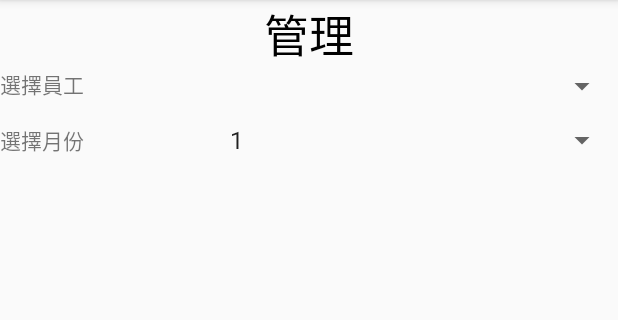
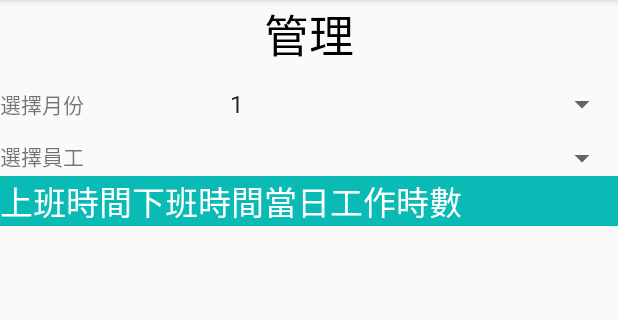
Before and after one commit to ProgramZheng/Android-Check, an Android app: the fragment manage shown on its own in the app's theme, on a phone screen of 412 x 824 dp, the part 84-404 px from its top. Run offline under Robolectric (Android 15) with nearby library versions, the phone set to English and light mode, and no system bars; 1 statement that could not run was skipped.

```diff
--- a/app/src/main/res/layout/manage.xml
+++ b/app/src/main/res/layout/manage.xml
@@ -39,6 +39,27 @@
                 android:orientation="horizontal">
 
                 <TextView
+                    android:id="@+id/textView5"
+                    android:layout_width="match_parent"
+                    android:layout_height="wrap_content"
+                    android:layout_weight="2"
+                    android:text="選擇月份" />
+
+                <Spinner
+                    android:id="@+id/spinner_month"
+                    android:layout_width="match_parent"
+                    android:layout_height="wrap_content"
+                    android:layout_weight="1" />
+
+            </LinearLayout>
+
+            <LinearLayout
+                android:layout_width="match_parent"
+                android:layout_height="match_parent"
+                android:layout_weight="1"
+                android:orientation="horizontal">
+
+                <TextView
                     android:id="@+id/textView3"
                     android:layout_width="match_parent"
                     android:layout_height="wrap_content"
@@ -54,22 +75,37 @@
 
             <LinearLayout
                 android:layout_width="match_parent"
-                android:layout_height="match_parent"
+                android:layout_height="wrap_content"
                 android:layout_weight="1"
+                android:background="#0abab5"
                 android:orientation="horizontal">
 
                 <TextView
-                    android:id="@+id/textView5"
-                    android:layout_width="match_parent"
+                    android:layout_width="wrap_content"
                     android:layout_height="wrap_content"
-                    android:layout_weight="2"
-                    android:text="選擇月份" />
+                    android:layout_gravity="center"
+                    android:background="#0abab5"
+                    android:text="上班時間"
+                    android:textColor="@android:color/white"
+                    android:textSize="22sp" />
 
-                <Spinner
-                    android:id="@+id/spinner_month"
-                    android:layout_width="match_parent"
+                <TextView
+                    android:layout_width="wrap_content"
                     android:layout_height="wrap_content"
-                    android:layout_weight="1" />
+                    android:layout_gravity="center"
+                    android:background="#0abab5"
+                    android:text="下班時間"
+                    android:textColor="@android:color/white"
+                    android:textSize="22sp" />
+
+                <TextView
+                    android:layout_width="wrap_content"
+                    android:layout_height="wrap_content"
+                    android:layout_gravity="center"
+                    android:background="#0abab5"
+                    android:text="當日工作時數"
+                    android:textColor="@android:color/white"
+                    android:textSize="22sp" />
 
             </LinearLayout>
 
@@ -78,7 +114,8 @@
                 android:layout_width="match_parent"
                 android:layout_height="match_parent"
                 android:layout_weight="1"
-                android:orientation="horizontal">
+                android:fadeScrollbars="false"
+                android:orientation="vertical">
 
             </LinearLayout>
 
@@ -86,4 +123,5 @@
 
     </LinearLayout>
 
+
 </LinearLayout>
```
Also changed, not shown: app/src/main/java/com/example/user/myapplication/get_member_data.java (+74 -2 lines).
